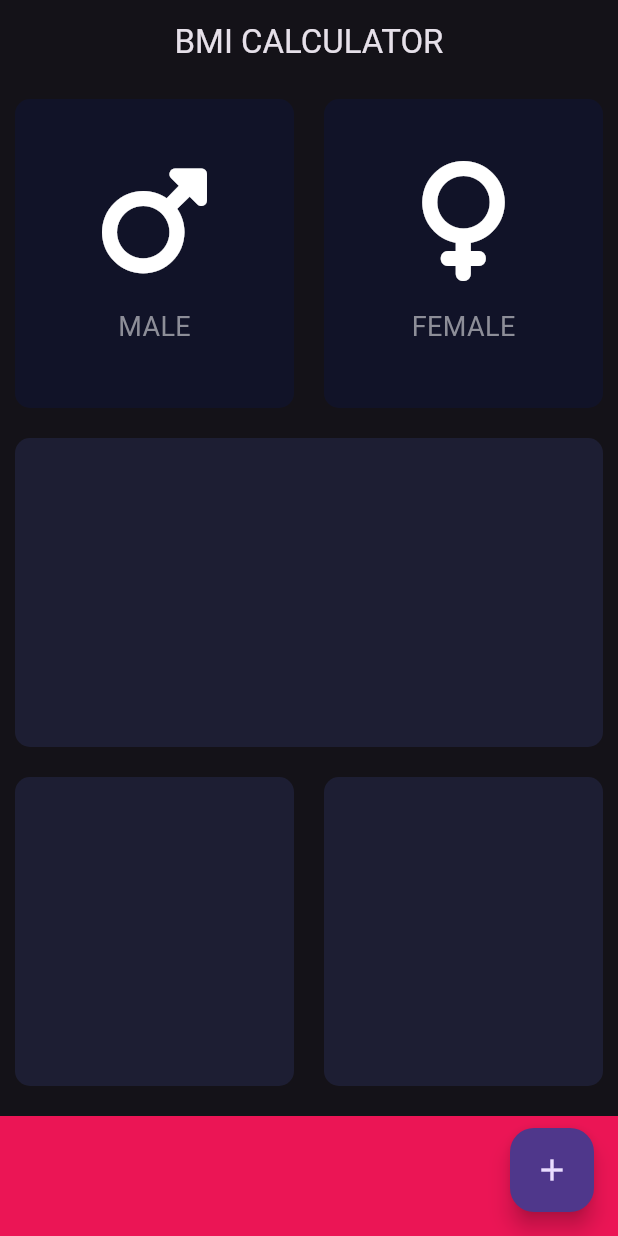
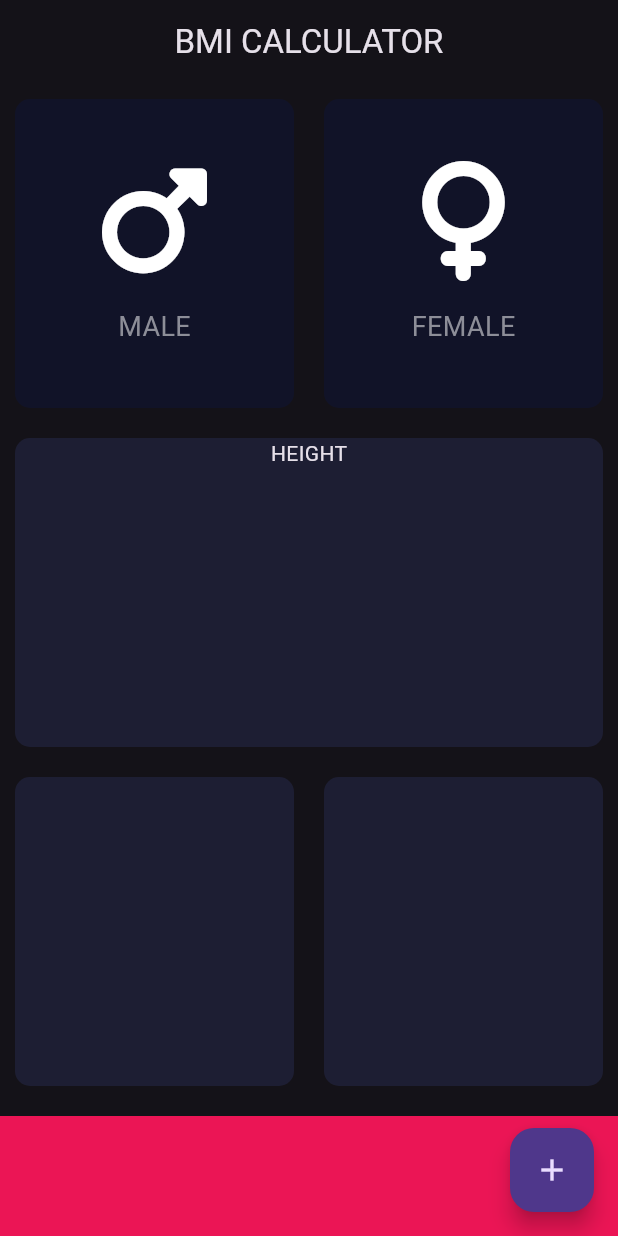
Before and after one commit to dawit2123/Flutter-Projects, a Flutter app: the screen it shows after launch, on a phone screen of 412 x 824 dp. Run offline on Flutter 3.47's test engine with Material 3 defaults, Android fonts, the phone set to English and light mode, and no system bars; our stand-ins replace audioplayers, font_awesome_flutter, rflutter_alert; missing offline and left inert: dart:html.

Commit message:
height component added

```diff
--- a/bmi_calculator/lib/input_page.dart
+++ b/bmi_calculator/lib/input_page.dart
@@ -60,7 +60,12 @@ class _InputPageState extends State<InputPage> {
           Expanded(
               child: Row(
             children: <Widget>[
-              Expanded(child: BasicContainer(activeCardColor, Column()))
+              Expanded(
+                  child: BasicContainer(
+                      activeCardColor,
+                      Column(
+                        children: <Widget>[Text('HEIGHT')],
+                      )))
             ],
           )),
           Expanded(
```
